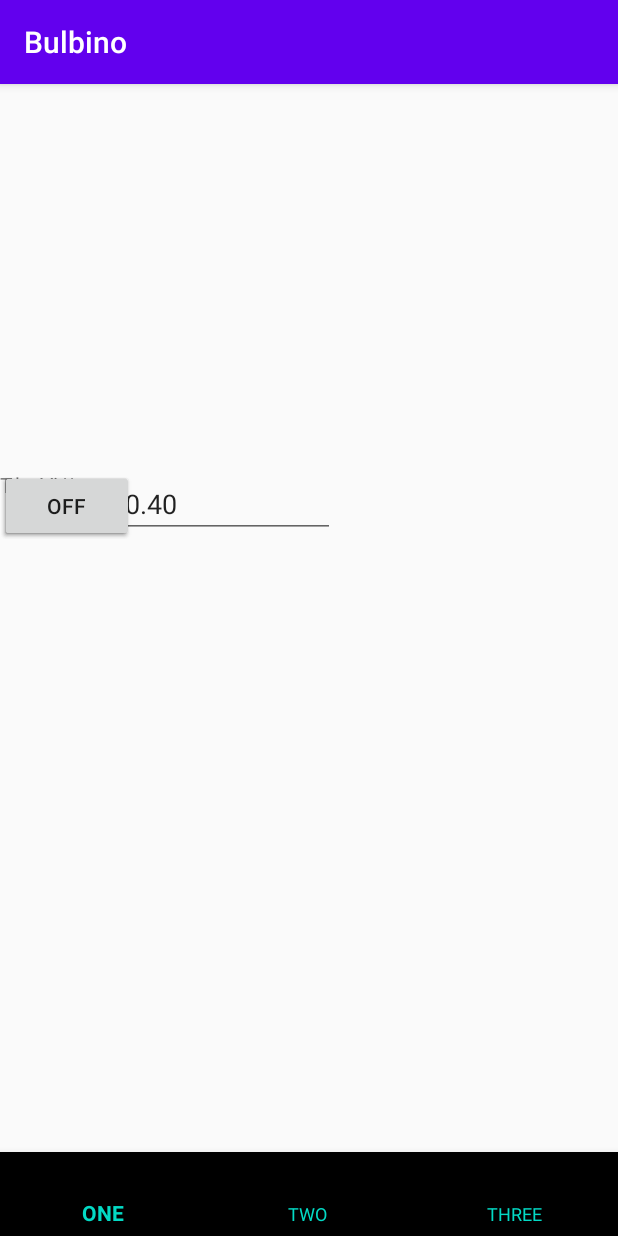
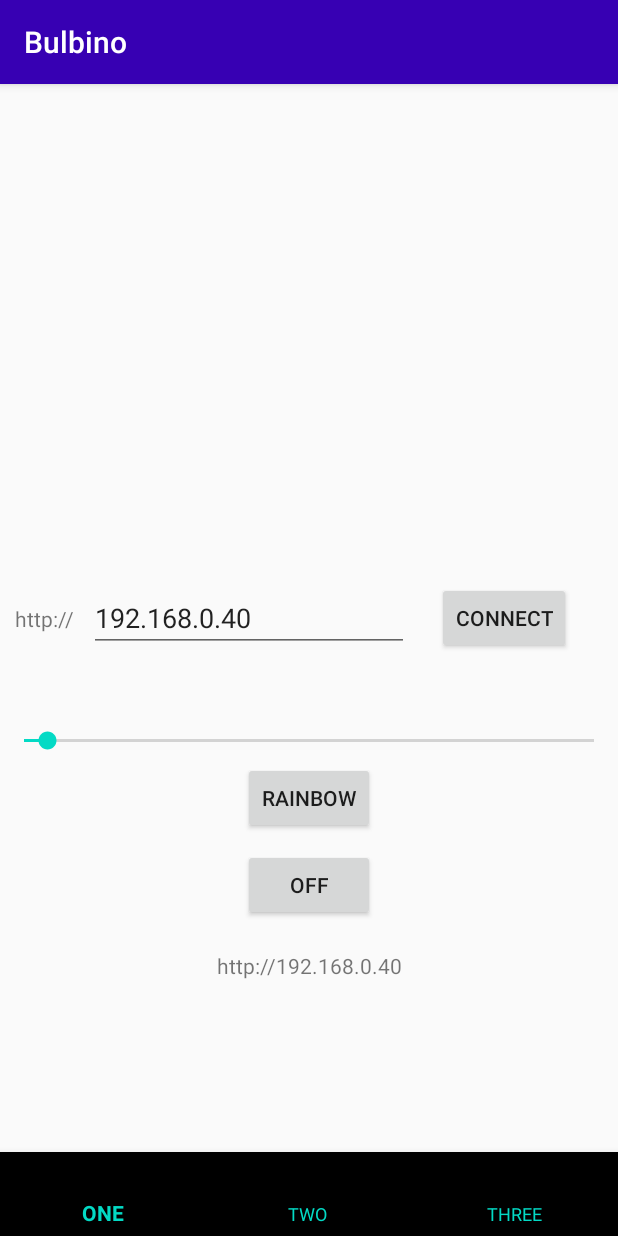
Before and after one commit to nlACh/Bulbino-companion, an Android app: the screen it shows after launch (MainActivity), after a tap on "CONNECT", on a phone screen of 412 x 824 dp. Run offline under Robolectric (Android 15) with nearby library versions, the phone set to English and light mode, and no system bars; libraries missing offline, so code that uses them is left out: com.larswerkman.holocolorpicker, com.loopj.android, cz.msebera.android; 8 statements that could not run were skipped.

Commit message:
Added a simple color selection tool. More incoming!

```diff
--- a/app/build.gradle
+++ b/app/build.gradle
@@ -26,7 +26,7 @@ android {
 dependencies {
     implementation fileTree(dir: 'libs', include: ['*.jar'])
 
-    implementation 'com.github.madrapps:pikolo:2.0.1'
+    compile 'com.larswerkman:HoloColorPicker:1.5'
     implementation 'com.google.android.material:material:1.1.0'
     implementation 'com.loopj.android:android-async-http:1.4.9'
     implementation 'androidx.appcompat:appcompat:1.1.0'
--- a/app/src/main/java/com/nlpl931/bulbino/MainActivity.java
+++ b/app/src/main/java/com/nlpl931/bulbino/MainActivity.java
@@ -18,6 +18,7 @@ public class MainActivity extends AppCompatActivity {
         super.onCreate(savedInstanceState);
         setContentView(R.layout.activity_main);
 
+        loadFragment(new scenes());
         BottomNavigationView bnv = findViewById(R.id.bnv);
         bnv.setOnNavigationItemSelectedListener(new BottomNavigationView.OnNavigationItemSelectedListener() {
             @Override
--- a/app/src/main/java/com/nlpl931/bulbino/scenes.java
+++ b/app/src/main/java/com/nlpl931/bulbino/scenes.java
@@ -1,12 +1,16 @@
 package com.nlpl931.bulbino;
 
 import android.os.Bundle;
-
-import androidx.fragment.app.Fragment;
-
 import android.view.LayoutInflater;
 import android.view.View;
 import android.view.ViewGroup;
+import android.widget.TextView;
+
+import com.larswerkman.holocolorpicker.ColorPicker;
+import com.larswerkman.holocolorpicker.OpacityBar;
+import com.larswerkman.holocolorpicker.SVBar;
+
+import androidx.fragment.app.Fragment;
 
 
 /**
@@ -17,12 +21,30 @@ public class scenes extends Fragment {
     public scenes() {
         // Required empty public constructor
     }
-
+    private TextView tv;
 
     @Override
     public View onCreateView(LayoutInflater inflater, ViewGroup container,
                              Bundle savedInstanceState) {
         // Inflate the layout for this fragment
-        return inflater.inflate(R.layout.fragment_scenes, container, false);
+        final View rv =  inflater.inflate(R.layout.fragment_scenes, container, false);
+        final ColorPicker picker = rv.findViewById(R.id.picker);
+        SVBar svb = rv.findViewById(R.id.SVBar);
+        OpacityBar opb = rv.findViewById(R.id.opacityBar);
+        tv = rv.findViewById(R.id.tvColor);
+
+        picker.addOpacityBar(opb);
+        picker.addSVBar(svb);
+
+        picker.setOnColorChangedListener(new ColorPicker.OnColorChangedListener() {
+            @Override
+            public void onColorChanged(int color) {
+                String hexColor = String.format("#%06X", (0xFFFFFF & color)); // # is just the symbol before hex.
+                // %06X means a 6 digit hex. %x means string will be a hex, converted from some other number.
+                tv.setText(hexColor);
+                picker.setOldCenterColor(picker.getColor());
+            }
+        });
+        return rv;
     }
 }
--- /dev/null
+++ b/app/src/main/res/drawable/bg_circle.xml
@@ -0,0 +1,5 @@
+<?xml version="1.0" encoding="utf-8"?>
+<shape xmlns:android="http://schemas.android.com/apk/res/android"
+    android:shape="oval">
+    <solid android:color="#ffffff" />
+</shape>
--- a/app/src/main/res/layout/fragment_intro.xml
+++ b/app/src/main/res/layout/fragment_intro.xml
@@ -1,5 +1,5 @@
 <?xml version="1.0" encoding="utf-8"?>
-<FrameLayout xmlns:android="http://schemas.android.com/apk/res/android"
+<androidx.constraintlayout.widget.ConstraintLayout xmlns:android="http://schemas.android.com/apk/res/android"
     xmlns:tools="http://schemas.android.com/tools"
     xmlns:app="http://schemas.android.com/apk/res-auto"
     android:layout_width="match_parent"
@@ -23,31 +23,31 @@
         android:id="@+id/rainbow"
         android:layout_width="wrap_content"
         android:layout_height="wrap_content"
-        android:layout_marginBottom="50dp"
+        android:layout_marginTop="5dp"
         android:text="RAINBOW"
-        app:layout_constraintBottom_toTopOf="@+id/off"
         app:layout_constraintEnd_toEndOf="parent"
-        app:layout_constraintStart_toStartOf="parent" />
+        app:layout_constraintStart_toStartOf="parent"
+        app:layout_constraintTop_toBottomOf="@+id/seekBar" />
 
     <Button
         android:id="@+id/off"
         android:layout_width="wrap_content"
         android:layout_height="wrap_content"
-        android:layout_marginBottom="150dp"
+        android:layout_marginTop="10dp"
         android:text="OFF"
-        app:layout_constraintBottom_toBottomOf="parent"
         app:layout_constraintEnd_toEndOf="parent"
-        app:layout_constraintStart_toStartOf="parent" />
+        app:layout_constraintStart_toStartOf="parent"
+        app:layout_constraintTop_toBottomOf="@+id/rainbow" />
 
     <TextView
         android:id="@+id/tv"
         android:layout_width="wrap_content"
         android:layout_height="wrap_content"
-        android:layout_marginBottom="20dp"
+        android:layout_marginTop="20dp"
         android:text="TextView"
-        app:layout_constraintBottom_toBottomOf="parent"
         app:layout_constraintEnd_toEndOf="parent"
-        app:layout_constraintStart_toStartOf="parent" />
+        app:layout_constraintStart_toStartOf="parent"
+        app:layout_constraintTop_toBottomOf="@+id/off" />
 
     <TextView
         android:id="@+id/http"
@@ -70,8 +70,7 @@
         android:text="192.168.0.40"
         app:layout_constraintBottom_toBottomOf="parent"
         app:layout_constraintStart_toEndOf="@+id/http"
-        app:layout_constraintTop_toTopOf="parent"
-        app:layout_constraintVertical_bias="0.22000003" />
+        app:layout_constraintTop_toTopOf="parent" />
 
     <SeekBar
         android:id="@+id/seekBar"
@@ -87,4 +86,4 @@
         app:layout_constraintStart_toStartOf="parent"
         app:layout_constraintTop_toBottomOf="@+id/et" />
 
-</FrameLayout>
+</androidx.constraintlayout.widget.ConstraintLayout>
--- a/app/src/main/res/values/styles.xml
+++ b/app/src/main/res/values/styles.xml
@@ -1,10 +1,10 @@
-<resources>
+<resources xmlns:tools="http://schemas.android.com/tools">
 
     <!-- Base application theme. -->
     <style name="AppTheme" parent="Theme.AppCompat.Light.DarkActionBar">
         <!-- Customize your theme here. -->
-        <item name="colorPrimary">@color/colorPrimary</item>
-        <item name="colorPrimaryDark">@color/colorPrimaryDark</item>
+        <item name="colorPrimary">@color/colorPrimaryDark</item>
+        <item name="colorPrimaryDark" tools:ignore="PrivateResource">@color/cardview_shadow_start_color</item>
         <item name="colorAccent">@color/colorAccent</item>
     </style>
 
```
Also changed, not shown: app/src/main/res/layout/fragment_scenes.xml (+40 -7 lines).
